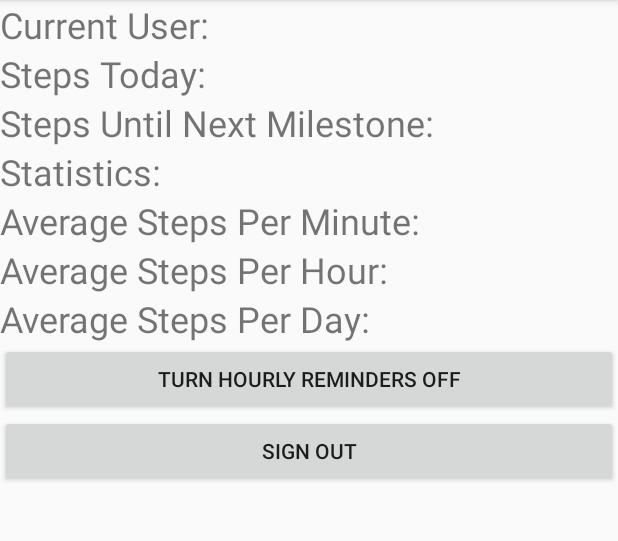
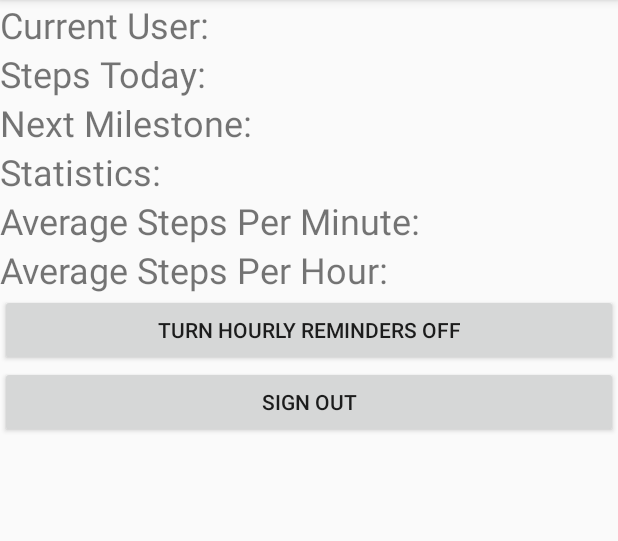
Before and after one commit to JordanLJoyner/AndroidFitnessApp, an Android app: the MainActivity screen opened directly, with no data from a screen before it, on a phone screen of 412 x 824 dp, the part 84-625 px from its top. Run offline under Robolectric (Android 15) with nearby library versions, the phone set to English and light mode, and no system bars; 3 statements that could not run were skipped.

```diff
--- a/JordanFitnessApp/app/src/main/res/layout/activity_main.xml
+++ b/JordanFitnessApp/app/src/main/res/layout/activity_main.xml
@@ -22,7 +22,7 @@
         android:layout_width="match_parent"
         android:layout_height="wrap_content"
         android:id="@+id/steps_until_mini_goal_textview"
-        android:text="Steps Until Next Milestone:"
+        android:text="Next Milestone:"
         android:textSize="24sp"/>
 
     <TextView
@@ -46,13 +46,6 @@
         android:id="@+id/textView6"
         android:textSize="24sp"/>
 
-    <TextView
-        android:text="Average Steps Per Day:"
-        android:layout_width="match_parent"
-        android:layout_height="wrap_content"
-        android:id="@+id/textView7"
-        android:textSize="24sp"/>
-
     <Button
         android:text="Turn On Walk Reminders"
         android:layout_width="match_parent"
```
Also changed, not shown: JordanFitnessApp/app/src/main/java/com/jordan/jordanfitnessapp/MainActivity.java (+26 -2 lines).
